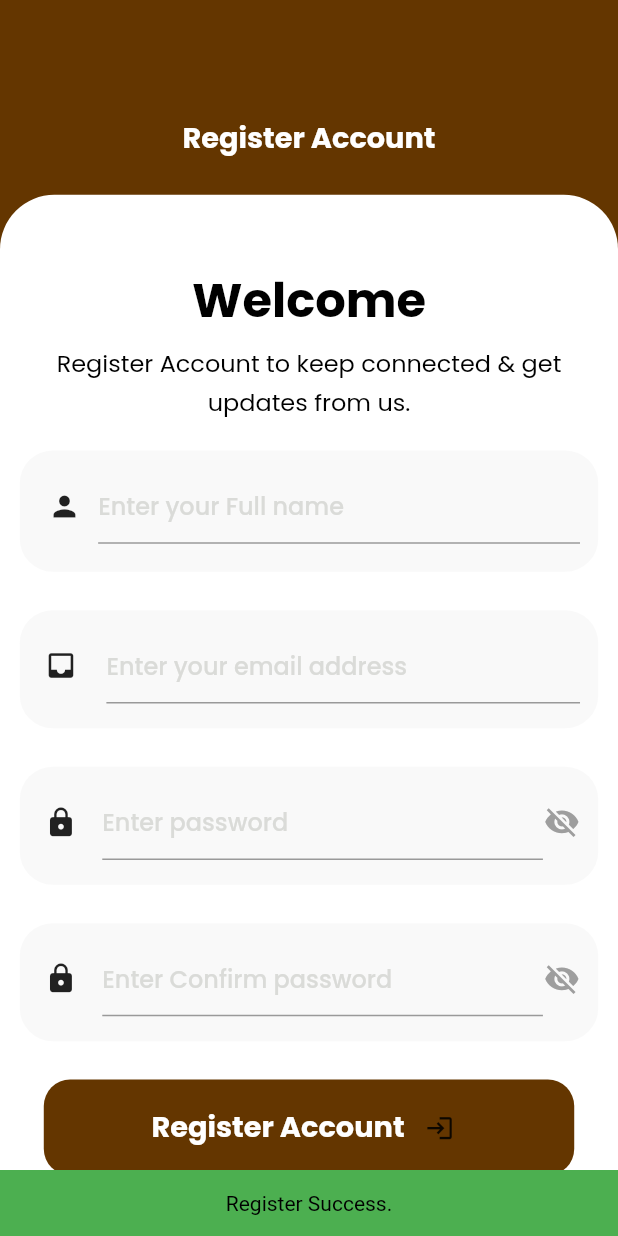
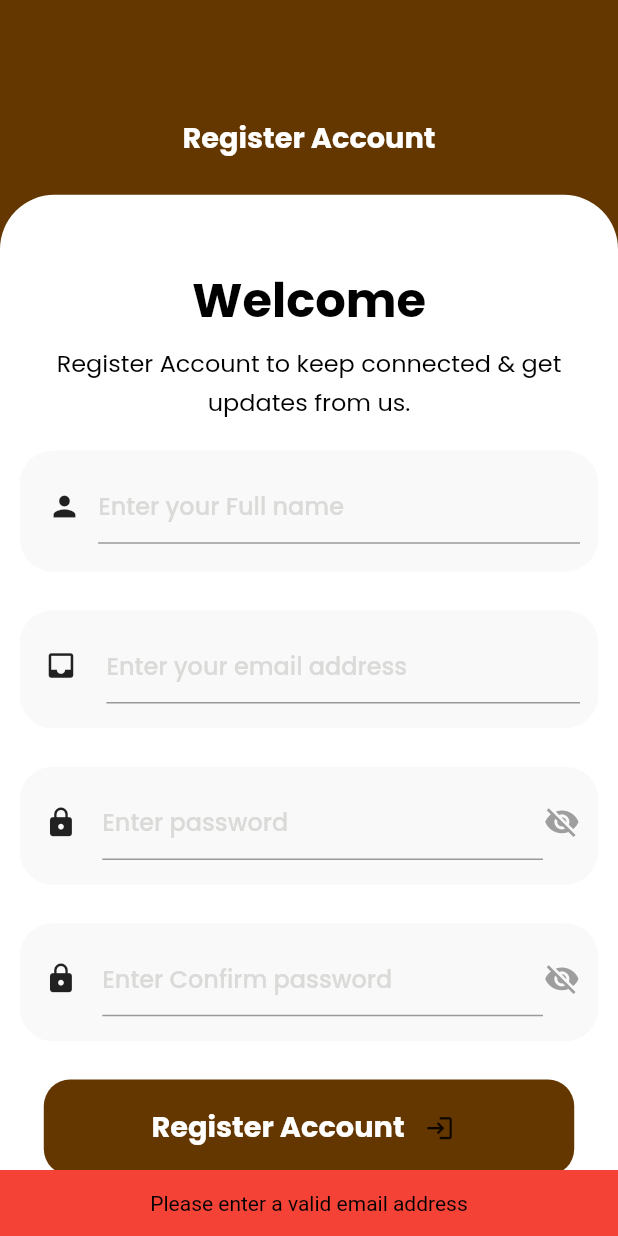
Before and after one commit to Amit12singh/socialApp, a Flutter app: the RegisterScreen screen opened directly, after a tap on "Register Account", on a phone screen of 412 x 824 dp. Run offline on Flutter 3.47's test engine with Material 2 defaults, Android fonts, the phone set to English and light mode, and no system bars; our stand-ins replace flutter_chat_types, flutter_chat_ui, flutter_secure_storage, google_fonts, graphql, graphql_flutter and 3 more; accounts and stored records are empty.

Commit message:
minor changed at register

```diff
--- a/lib/register.dart
+++ b/lib/register.dart
@@ -24,6 +24,11 @@ class _RegisterScreenState extends State<RegisterScreen> {
   bool isLoading = false;
   bool _isPasswordVisible1 = false;
   bool _isPasswordVisible2 = false;
+  bool isEmailValid(String email) {
+    String emailPattern = r'^[\w-\.]+@([\w-]+\.)+[\w-]{2,4}$';
+    RegExp regex = RegExp(emailPattern);
+    return regex.hasMatch(email);
+  }
 
   void _create() async {
     setState(() {
@@ -368,18 +373,28 @@ class _RegisterScreenState extends State<RegisterScreen> {
                           String password = passwordController.text;
                           String confirmPassword =
                               confirmPasswordController.text;
+                          String email = emailController.text;
 
                           if (password != confirmPassword) {
                             ScaffoldMessenger.of(context).showSnackBar(
                               const SnackBar(
-                                backgroundColor: Colors
-                                    .red, // Set the background color to red
+                                backgroundColor: Colors.red,
                                 content: Text(
                                   'Passwords do not match, Please enter correct Password',
                                   textAlign: TextAlign.center,
+                                  style: TextStyle(color: Colors.black),
+                                ),
+                              ),
+                            );
+                          } else if (!isEmailValid(email)) {
+                            ScaffoldMessenger.of(context).showSnackBar(
+                              const SnackBar(
+                                backgroundColor: Colors.red,
+                                content: Text(
+                                  'Please enter a valid email address',
+                                  textAlign: TextAlign.center,
                                   style: TextStyle(
-                                    color: Colors
-                                        .black, // Set the text color to black
+                                    color: Colors.black,
                                   ),
                                 ),
                               ),
@@ -387,17 +402,20 @@ class _RegisterScreenState extends State<RegisterScreen> {
                           } else {
                             ScaffoldMessenger.of(context).showSnackBar(
                               const SnackBar(
-                                backgroundColor: Colors
-                                    .green, // Set the background color to green
+                                backgroundColor: Colors.green,
                                 content: Text(
                                   'Register Success.',
                                   textAlign: TextAlign.center,
                                   style: TextStyle(
-                                    color: Colors
-                                        .black, // Set the text color to black
+                                    color: Colors.black,
                                   ),
                                 ),
                               ),
+                            );
+                            Navigator.push(
+                              context,
+                              MaterialPageRoute(
+                                  builder: (context) => LoginScreen()),
                             );
                           }
                         },
```
